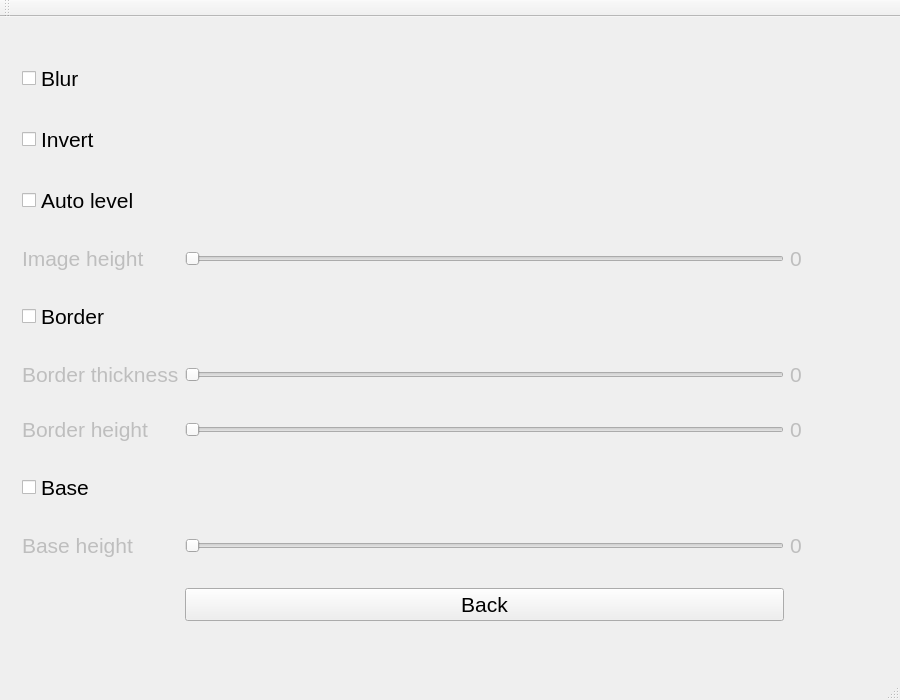
Old version of the form hfbm/gui.ui in the repository veeyslaw/hfbm.
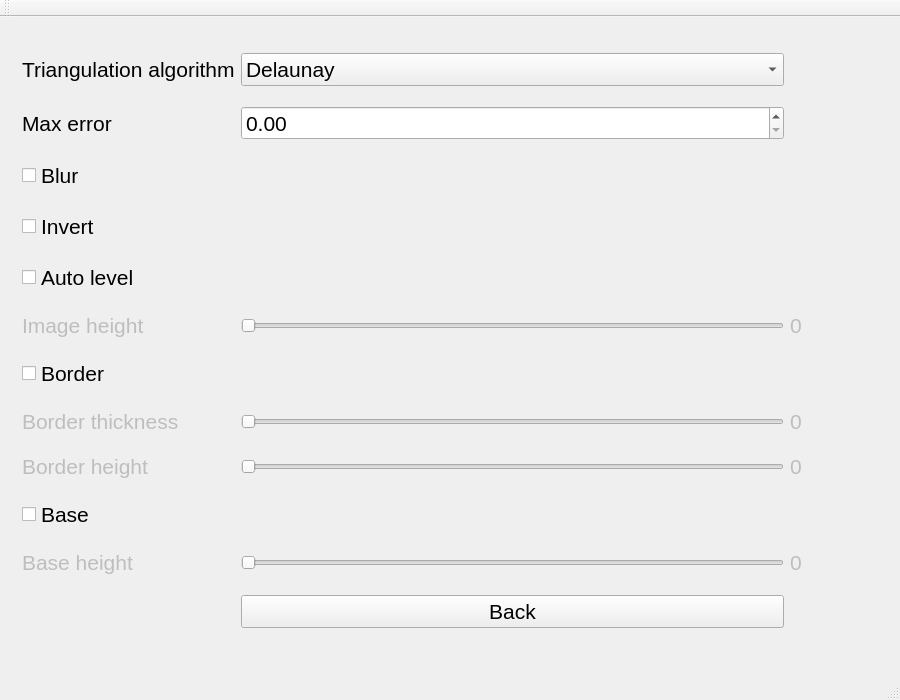
New version of the form. The open tabs and pages were chosen to show the change.

Commit message: Add triang. alg. options

Diff of the .ui file:
```diff
--- a/hfbm/gui.ui
+++ b/hfbm/gui.ui
@@ -103,88 +103,20 @@
       <widget class="QWidget" name="optionsPage">
        <layout class="QGridLayout" name="optionsPageLayout">
         <item row="8" column="0">
-         <widget class="QLabel" name="baseHeightLabel">
+         <widget class="QLabel" name="borderHeightLabel">
           <property name="enabled">
            <bool>false</bool>
           </property>
           <property name="text">
-           <string>Base height</string>
+           <string>Border height</string>
           </property>
           <property name="alignment">
            <set>Qt::AlignLeading|Qt::AlignLeft|Qt::AlignVCenter</set>
           </property>
          </widget>
         </item>
-        <item row="6" column="3">
-         <widget class="QSlider" name="borderHeightSlider">
-          <property name="enabled">
-           <bool>false</bool>
-          </property>
-          <property name="sizePolicy">
-           <sizepolicy hsizetype="Expanding" vsizetype="Fixed">
-            <horstretch>0</horstretch>
-            <verstretch>0</verstretch>
-           </sizepolicy>
-          </property>
-          <property name="orientation">
-           <enum>Qt::Horizontal</enum>
-          </property>
-         </widget>
-        </item>
-        <item row="1" column="0">
-         <widget class="QCheckBox" name="invertCheckBox">
-          <property name="text">
-           <string>Invert</string>
-          </property>
-          <property name="tristate">
-           <bool>false</bool>
-          </property>
-         </widget>
-        </item>
-        <item row="4" column="0">
-         <widget class="QCheckBox" name="borderCheckBox">
-          <property name="text">
-           <string>Border</string>
-          </property>
-          <property name="tristate">
-           <bool>false</bool>
-          </property>
-         </widget>
-        </item>
         <item row="8" column="6">
-         <widget class="QLabel" name="baseHeightValueLabel">
-          <property name="enabled">
-           <bool>false</bool>
-          </property>
-          <property name="sizePolicy">
-           <sizepolicy hsizetype="Fixed" vsizetype="Fixed">
-            <horstretch>0</horstretch>
-            <verstretch>0</verstretch>
-           </sizepolicy>
-          </property>
-          <property name="minimumSize">
-           <size>
-            <width>88</width>
-            <height>0</height>
-           </size>
-          </property>
-          <property name="text">
-           <string>0</string>
-          </property>
-          <property name="alignment">
-           <set>Qt::AlignLeading|Qt::AlignLeft|Qt::AlignVCenter</set>
-          </property>
-         </widget>
-        </item>
-        <item row="9" column="3">
-         <widget class="QPushButton" name="toMainPageButton">
-          <property name="text">
-           <string>Back</string>
-          </property>
-         </widget>
-        </item>
-        <item row="3" column="6">
-         <widget class="QLabel" name="imageHeightValueLabel">
+         <widget class="QLabel" name="borderHeightValueLabel">
           <property name="enabled">
            <bool>false</bool>
           </property>
@@ -209,76 +141,16 @@
          </widget>
         </item>
         <item row="3" column="0">
-         <widget class="QLabel" name="imageHeightLabel">
-          <property name="enabled">
-           <bool>false</bool>
-          </property>
+         <widget class="QCheckBox" name="invertCheckBox">
           <property name="text">
-           <string>Image height</string>
+           <string>Invert</string>
           </property>
-          <property name="alignment">
-           <set>Qt::AlignLeading|Qt::AlignLeft|Qt::AlignVCenter</set>
-          </property>
-         </widget>
-        </item>
-        <item row="3" column="3">
-         <widget class="QSlider" name="imageHeightSlider">
-          <property name="enabled">
+          <property name="tristate">
            <bool>false</bool>
           </property>
-          <property name="sizePolicy">
-           <sizepolicy hsizetype="Expanding" vsizetype="Fixed">
-            <horstretch>0</horstretch>
-            <verstretch>0</verstretch>
-           </sizepolicy>
-          </property>
-          <property name="orientation">
-           <enum>Qt::Horizontal</enum>
-          </property>
          </widget>
         </item>
-        <item row="5" column="6">
-         <widget class="QLabel" name="borderThicknessValueLabel">
-          <property name="enabled">
-           <bool>false</bool>
-          </property>
-          <property name="sizePolicy">
-           <sizepolicy hsizetype="Fixed" vsizetype="Fixed">
-            <horstretch>0</horstretch>
-            <verstretch>0</verstretch>
-           </sizepolicy>
-          </property>
-          <property name="minimumSize">
-           <size>
-            <width>88</width>
-            <height>0</height>
-           </size>
-          </property>
-          <property name="text">
-           <string>0</string>
-          </property>
-          <property name="alignment">
-           <set>Qt::AlignLeading|Qt::AlignLeft|Qt::AlignVCenter</set>
-          </property>
-         </widget>
-        </item>
-        <item row="5" column="3">
-         <widget class="QSlider" name="borderThicknessSlider">
-          <property name="enabled">
-           <bool>false</bool>
-          </property>
-          <property name="sizePolicy">
-           <sizepolicy hsizetype="Expanding" vsizetype="Fixed">
-            <horstretch>0</horstretch>
-            <verstretch>0</verstretch>
-           </sizepolicy>
-          </property>
-          <property name="orientation">
-           <enum>Qt::Horizontal</enum>
-          </property>
-         </widget>
-        </item>
-        <item row="0" column="0">
+        <item row="2" column="0">
          <widget class="QCheckBox" name="blurCheckBox">
           <property name="text">
            <string>Blur</string>
@@ -289,6 +161,71 @@
          </widget>
         </item>
         <item row="7" column="0">
+         <widget class="QLabel" name="borderThicknessLabel">
+          <property name="enabled">
+           <bool>false</bool>
+          </property>
+          <property name="text">
+           <string>Border thickness</string>
+          </property>
+          <property name="alignment">
+           <set>Qt::AlignLeading|Qt::AlignLeft|Qt::AlignVCenter</set>
+          </property>
+         </widget>
+        </item>
+        <item row="5" column="0">
+         <widget class="QLabel" name="imageHeightLabel">
+          <property name="enabled">
+           <bool>false</bool>
+          </property>
+          <property name="text">
+           <string>Image height</string>
+          </property>
+          <property name="alignment">
+           <set>Qt::AlignLeading|Qt::AlignLeft|Qt::AlignVCenter</set>
+          </property>
+         </widget>
+        </item>
+        <item row="10" column="0">
+         <widget class="QLabel" name="baseHeightLabel">
+          <property name="enabled">
+           <bool>false</bool>
+          </property>
+          <property name="text">
+           <string>Base height</string>
+          </property>
+          <property name="alignment">
+           <set>Qt::AlignLeading|Qt::AlignLeft|Qt::AlignVCenter</set>
+          </property>
+         </widget>
+        </item>
+        <item row="8" column="3">
+         <widget class="QSlider" name="borderHeightSlider">
+          <property name="enabled">
+           <bool>false</bool>
+          </property>
+          <property name="sizePolicy">
+           <sizepolicy hsizetype="Expanding" vsizetype="Fixed">
+            <horstretch>0</horstretch>
+            <verstretch>0</verstretch>
+           </sizepolicy>
+          </property>
+          <property name="orientation">
+           <enum>Qt::Horizontal</enum>
+          </property>
+         </widget>
+        </item>
+        <item row="6" column="0">
+         <widget class="QCheckBox" name="borderCheckBox">
+          <property name="text">
+           <string>Border</string>
+          </property>
+          <property name="tristate">
+           <bool>false</bool>
+          </property>
+         </widget>
+        </item>
+        <item row="9" column="0">
          <widget class="QCheckBox" name="baseCheckBox">
           <property name="text">
            <string>Base</string>
@@ -298,7 +235,48 @@
           </property>
          </widget>
         </item>
-        <item row="2" column="0">
+        <item row="7" column="6">
+         <widget class="QLabel" name="borderThicknessValueLabel">
+          <property name="enabled">
+           <bool>false</bool>
+          </property>
+          <property name="sizePolicy">
+           <sizepolicy hsizetype="Fixed" vsizetype="Fixed">
+            <horstretch>0</horstretch>
+            <verstretch>0</verstretch>
+           </sizepolicy>
+          </property>
+          <property name="minimumSize">
+           <size>
+            <width>88</width>
+            <height>0</height>
+           </size>
+          </property>
+          <property name="text">
+           <string>0</string>
+          </property>
+          <property name="alignment">
+           <set>Qt::AlignLeading|Qt::AlignLeft|Qt::AlignVCenter</set>
+          </property>
+         </widget>
+        </item>
+        <item row="7" column="3">
+         <widget class="QSlider" name="borderThicknessSlider">
+          <property name="enabled">
+           <bool>false</bool>
+          </property>
+          <property name="sizePolicy">
+           <sizepolicy hsizetype="Expanding" vsizetype="Fixed">
+            <horstretch>0</horstretch>
+            <verstretch>0</verstretch>
+           </sizepolicy>
+          </property>
+          <property name="orientation">
+           <enum>Qt::Horizontal</enum>
+          </property>
+         </widget>
+        </item>
+        <item row="4" column="0">
          <widget class="QCheckBox" name="autoLevelCheckBox">
           <property name="text">
            <string>Auto level</string>
@@ -308,21 +286,24 @@
           </property>
          </widget>
         </item>
-        <item row="6" column="0">
-         <widget class="QLabel" name="borderHeightLabel">
+        <item row="5" column="3">
+         <widget class="QSlider" name="imageHeightSlider">
           <property name="enabled">
            <bool>false</bool>
           </property>
-          <property name="text">
-           <string>Border height</string>
+          <property name="sizePolicy">
+           <sizepolicy hsizetype="Expanding" vsizetype="Fixed">
+            <horstretch>0</horstretch>
+            <verstretch>0</verstretch>
+           </sizepolicy>
           </property>
-          <property name="alignment">
-           <set>Qt::AlignLeading|Qt::AlignLeft|Qt::AlignVCenter</set>
+          <property name="orientation">
+           <enum>Qt::Horizontal</enum>
           </property>
          </widget>
         </item>
-        <item row="6" column="6">
-         <widget class="QLabel" name="borderHeightValueLabel">
+        <item row="5" column="6">
+         <widget class="QLabel" name="imageHeightValueLabel">
           <property name="enabled">
            <bool>false</bool>
           </property>
@@ -346,20 +327,14 @@
           </property>
          </widget>
         </item>
-        <item row="5" column="0">
-         <widget class="QLabel" name="borderThicknessLabel">
-          <property name="enabled">
-           <bool>false</bool>
-          </property>
+        <item row="11" column="3">
+         <widget class="QPushButton" name="toMainPageButton">
           <property name="text">
-           <string>Border thickness</string>
-          </property>
-          <property name="alignment">
-           <set>Qt::AlignLeading|Qt::AlignLeft|Qt::AlignVCenter</set>
+           <string>Back</string>
           </property>
          </widget>
         </item>
-        <item row="8" column="3">
+        <item row="10" column="3">
          <widget class="QSlider" name="baseHeightSlider">
           <property name="enabled">
            <bool>false</bool>
@@ -375,6 +350,70 @@
           </property>
          </widget>
         </item>
+        <item row="10" column="6">
+         <widget class="QLabel" name="baseHeightValueLabel">
+          <property name="enabled">
+           <bool>false</bool>
+          </property>
+          <property name="sizePolicy">
+           <sizepolicy hsizetype="Fixed" vsizetype="Fixed">
+            <horstretch>0</horstretch>
+            <verstretch>0</verstretch>
+           </sizepolicy>
+          </property>
+          <property name="minimumSize">
+           <size>
+            <width>88</width>
+            <height>0</height>
+           </size>
+          </property>
+          <property name="text">
+           <string>0</string>
+          </property>
+          <property name="alignment">
+           <set>Qt::AlignLeading|Qt::AlignLeft|Qt::AlignVCenter</set>
+          </property>
+         </widget>
+        </item>
+        <item row="1" column="0">
+         <widget class="QLabel" name="maxErrorLabel">
+          <property name="text">
+           <string>Max error</string>
+          </property>
+         </widget>
+        </item>
+        <item row="1" column="3">
+         <widget class="QDoubleSpinBox" name="maxErrorSpinBox"/>
+        </item>
+        <item row="0" column="3">
+         <widget class="QComboBox" name="algorithmComboBox">
+          <property name="currentIndex">
+           <number>1</number>
+          </property>
+          <item>
+           <property name="text">
+            <string>Naive (1 pixel -&gt; 1 vector)</string>
+           </property>
+          </item>
+          <item>
+           <property name="text">
+            <string>Delaunay</string>
+           </property>
+          </item>
+          <item>
+           <property name="text">
+            <string>Data-dependent</string>
+           </property>
+          </item>
+         </widget>
+        </item>
+        <item row="0" column="0">
+         <widget class="QLabel" name="algorithmLabel">
+          <property name="text">
+           <string>Triangulation algorithm</string>
+          </property>
+         </widget>
+        </item>
        </layout>
       </widget>
      </widget>
```
Left out of the diff: 2 changed lines with no effect on the pictures.
